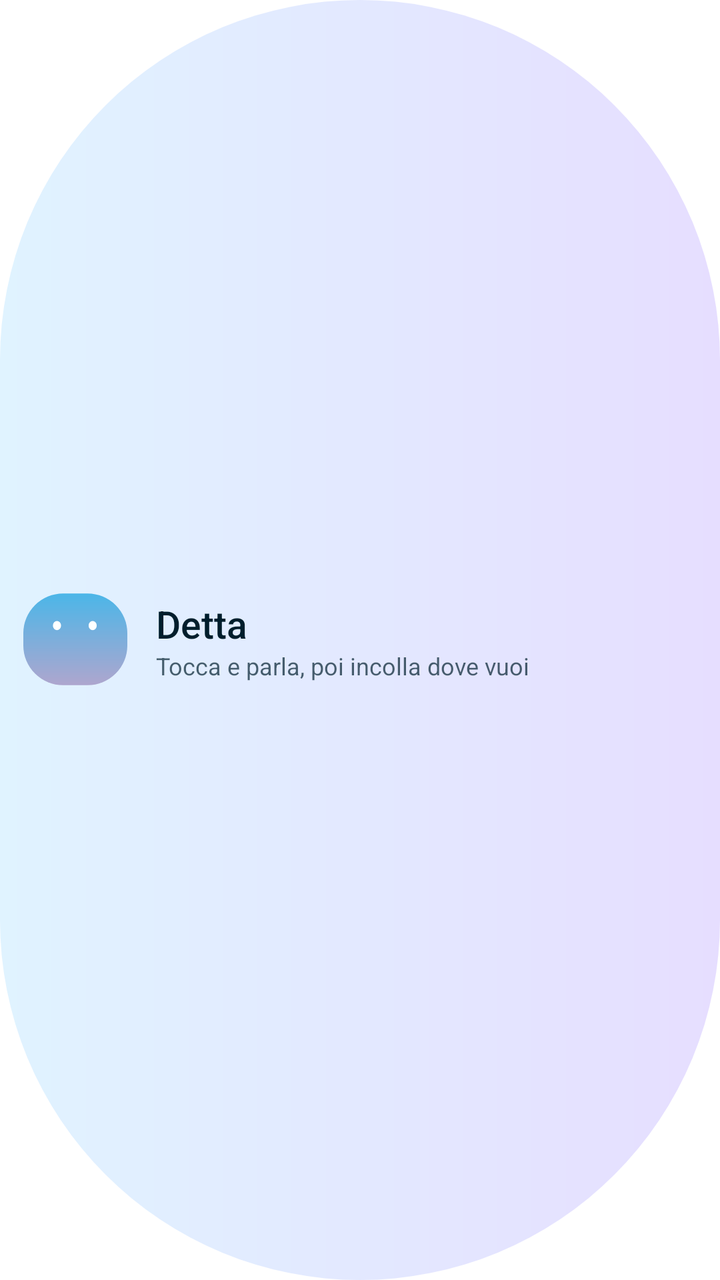
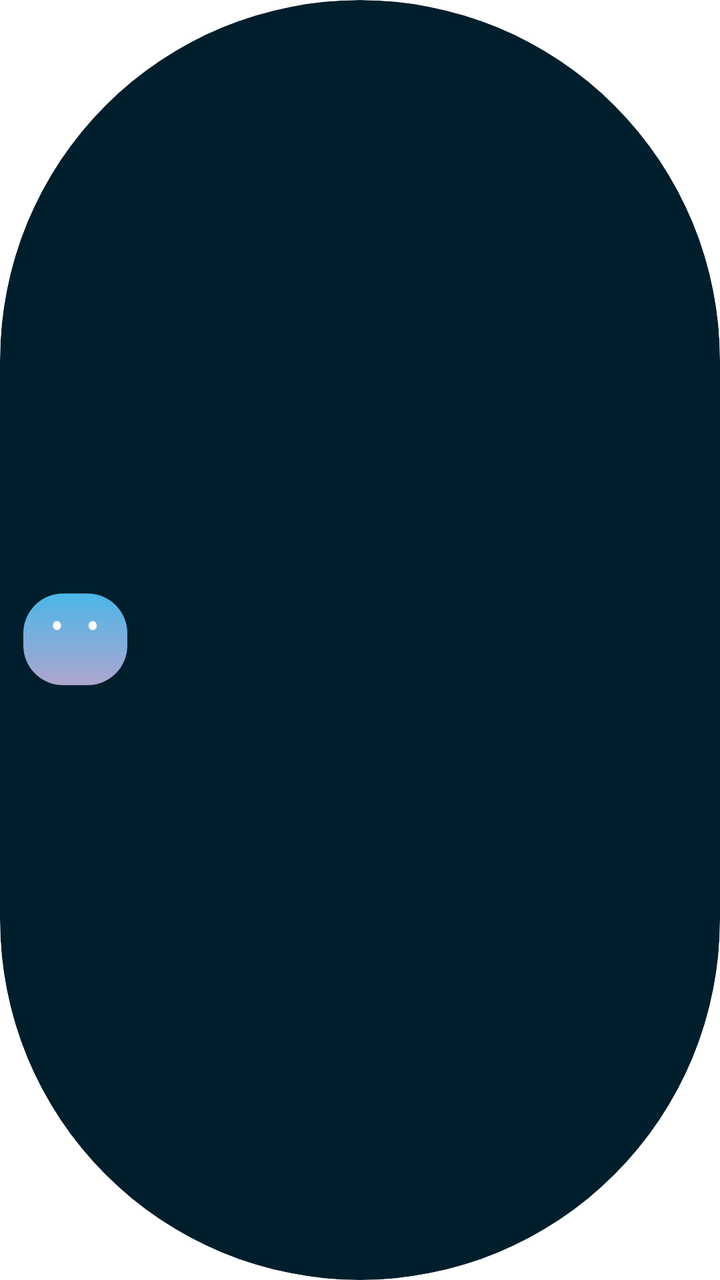

An Android layout rendered at two revisions. The XML below is the earlier revision; the diff shows what the commit changed to produce the second picture.
<!-- AndroidManifest.xml: fallback theme Theme.MaterialComponents.DayNight.NoActionBar -->
<!-- res/layout/widget_wide.xml -->
<?xml version="1.0" encoding="utf-8"?>
<LinearLayout xmlns:android="http://schemas.android.com/apk/res/android"
    android:id="@+id/widget_root"
    android:layout_width="match_parent"
    android:layout_height="match_parent"
    android:background="@drawable/widget_bg_phone"
    android:gravity="center_vertical"
    android:orientation="horizontal"
    android:paddingStart="10dp"
    android:paddingEnd="12dp"
    android:contentDescription="@string/widget_description">

    <FrameLayout
        android:id="@+id/widget_circle"
        android:layout_width="56dp"
        android:layout_height="56dp">
        
        <ViewFlipper
            android:id="@+id/widget_breath"
            android:layout_width="wrap_content"
            android:layout_height="wrap_content"
            android:layout_gravity="center"
            android:autoStart="true"
            android:flipInterval="1400"
            android:inAnimation="@android:anim/fade_in"
            android:outAnimation="@android:anim/fade_out"
            android:importantForAccessibility="no">
            <ImageView android:layout_width="52dp" android:layout_height="46dp" android:layout_gravity="center" android:src="@drawable/widget_blob" />
            <ImageView android:layout_width="55dp" android:layout_height="49dp" android:layout_gravity="center" android:src="@drawable/widget_blob" />
            <ImageView android:layout_width="52dp" android:layout_height="46dp" android:layout_gravity="center" android:src="@drawable/widget_blob" />
            <ImageView android:layout_width="50dp" android:layout_height="44dp" android:layout_gravity="center" android:src="@drawable/widget_blob" />
        </ViewFlipper>
        <ImageView
            android:id="@+id/widget_away"
            android:layout_width="52dp"
            android:layout_height="46dp"
            android:layout_gravity="center"
            android:importantForAccessibility="no"
            android:alpha="0.4"
            android:src="@drawable/widget_away"
            android:visibility="gone" />
    </FrameLayout>

    <LinearLayout
        android:id="@+id/widget_words"
        android:layout_width="0dp"
        android:layout_height="wrap_content"
        android:layout_marginStart="12dp"
        android:layout_weight="1"
        android:orientation="vertical">
        <TextView
            android:id="@+id/widget_title"
            android:layout_width="wrap_content"
            android:layout_height="wrap_content"
            android:fontFamily="sans-serif-medium"
            android:maxLines="1"
            android:text="Detta"
            android:textColor="@color/widget_phone_text"
            android:textSize="19sp" />
        <TextView
            android:id="@+id/widget_line"
            android:layout_width="wrap_content"
            android:layout_height="wrap_content"
            android:alpha="0.7"
            android:ellipsize="end"
            android:maxLines="2"
            android:text="Tocca e parla, poi incolla dove vuoi"
            android:textColor="@color/widget_phone_text"
            android:textSize="12sp" />
    </LinearLayout>

    
    <LinearLayout
        android:id="@+id/widget_open"
        android:layout_width="wrap_content"
        android:layout_height="52dp"
        android:layout_marginStart="10dp"
        android:background="@drawable/widget_open_bg"
        android:contentDescription="Apri Transcrify"
        android:gravity="center_vertical"
        android:orientation="horizontal"
        android:paddingStart="16dp"
        android:paddingEnd="14dp"
        android:visibility="gone">
        <TextView
            android:id="@+id/widget_open_text"
            android:layout_width="wrap_content"
            android:layout_height="wrap_content"
            android:fontFamily="sans-serif-medium"
            android:text="Apri"
            android:textColor="@color/widget_phone_text"
            android:textSize="15sp" />
        <ImageView
            android:id="@+id/widget_open_icon"
            android:layout_width="20dp"
            android:layout_height="20dp"
            android:layout_marginStart="8dp"
            android:importantForAccessibility="no"
            android:src="@drawable/ic_widget_open" />
    </LinearLayout>
</LinearLayout>
<!-- resources referenced by this layout -->
<resources>
  <color name="widget_phone_text">@android:color/system_accent1_900</color>
  <!-- drawable ic_widget_open (drawable) -->
  <?xml version="1.0" encoding="utf-8"?>
  <vector xmlns:android="http://schemas.android.com/apk/res/android"
      android:width="24dp"
      android:height="24dp"
      android:viewportWidth="24"
      android:viewportHeight="24">
      <path
          android:fillColor="#FFFFFFFF"
          android:pathData="M6,5h6a1,1 0,0 1,0 2H6v11h11v-6a1,1 0,0 1,2 0v6a2,2 0,0 1,-2 2H6a2,2 0,0 1,-2 -2V7a2,2 0,0 1,2 -2zM15,3h5a1,1 0,0 1,1 1v5a1,1 0,0 1,-2 0V6.41l-7.3,7.3a1,1 0,0 1,-1.41 -1.42L17.59,5H15a1,1 0,0 1,0 -2z" />
  </vector>
  <!-- drawable widget_away (drawable) -->
  <?xml version="1.0" encoding="utf-8"?>
  <layer-list xmlns:android="http://schemas.android.com/apk/res/android">
      <item>
          <shape android:shape="rectangle">
              <corners android:radius="13dp" />
              <gradient android:angle="270" android:startColor="@android:color/system_accent1_300" android:endColor="@android:color/system_accent3_300" />
              <size android:width="34dp" android:height="30dp" />
          </shape>
      </item>
      <item android:gravity="top|left" android:left="9.2dp" android:top="10.4dp" android:width="4dp" android:height="1.4dp">
          <shape android:shape="rectangle"><corners android:radius="0.7dp" /><solid android:color="#FFFFFFFF" /></shape>
      </item>
      <item android:gravity="top|left" android:left="20.8dp" android:top="10.4dp" android:width="4dp" android:height="1.4dp">
          <shape android:shape="rectangle"><corners android:radius="0.7dp" /><solid android:color="#FFFFFFFF" /></shape>
      </item>
  </layer-list>
  <!-- drawable widget_bg_phone (drawable) -->
  <?xml version="1.0" encoding="utf-8"?>
  <shape xmlns:android="http://schemas.android.com/apk/res/android" android:shape="rectangle">
      <corners android:radius="999dp" />
      <gradient android:angle="0" android:startColor="@color/widget_phone_start" android:endColor="@color/widget_phone_end" />
  </shape>
  <!-- drawable widget_blob (drawable) -->
  <?xml version="1.0" encoding="utf-8"?>
  <layer-list xmlns:android="http://schemas.android.com/apk/res/android">
      <item>
          <shape android:shape="rectangle">
              <corners android:radius="13dp" />
              <gradient android:angle="270" android:startColor="@android:color/system_accent1_300" android:endColor="@android:color/system_accent3_300" />
              <size android:width="34dp" android:height="30dp" />
          </shape>
      </item>
      <item android:gravity="top|left" android:left="9.9dp" android:top="9.2dp" android:width="2.6dp" android:height="3.1dp">
          <shape android:shape="oval"><solid android:color="#FFFFFFFF" /></shape>
      </item>
      <item android:gravity="top|left" android:left="21.5dp" android:top="9.2dp" android:width="2.6dp" android:height="3.1dp">
          <shape android:shape="oval"><solid android:color="#FFFFFFFF" /></shape>
      </item>
  </layer-list>
  <!-- drawable widget_open_bg (drawable) -->
  <?xml version="1.0" encoding="utf-8"?>
  <shape xmlns:android="http://schemas.android.com/apk/res/android" android:shape="rectangle">
      <solid android:color="#26FFFFFF" />
      <corners android:radius="26dp" />
  </shape>
  <string name="widget_description">Detta in ogni app: tocca e parla, poi incolla</string>
  <color name="widget_phone_start">@android:color/system_accent1_50</color>
  <color name="widget_phone_end">@android:color/system_accent3_100</color>
</resources>

<!-- the commit's change to res/layout/widget_wide.xml (unified diff, before → after) -->
@@ -1,101 +1,115 @@
 <?xml version="1.0" encoding="utf-8"?>
-<LinearLayout xmlns:android="http://schemas.android.com/apk/res/android"
-    android:id="@+id/widget_root"
+<FrameLayout xmlns:android="http://schemas.android.com/apk/res/android"
+    android:id="@+id/widget_frame"
     android:layout_width="match_parent"
     android:layout_height="match_parent"
     android:background="@drawable/widget_bg_phone"
-    android:gravity="center_vertical"
-    android:orientation="horizontal"
-    android:paddingStart="10dp"
-    android:paddingEnd="12dp"
-    android:contentDescription="@string/widget_description">
+    android:clipToOutline="true">
 
-    <FrameLayout
-        android:id="@+id/widget_circle"
-        android:layout_width="56dp"
-        android:layout_height="56dp">
-        
-        <ViewFlipper
-            android:id="@+id/widget_breath"
-            android:layout_width="wrap_content"
-            android:layout_height="wrap_content"
-            android:layout_gravity="center"
-            android:autoStart="true"
-            android:flipInterval="1400"
-            android:inAnimation="@android:anim/fade_in"
-            android:outAnimation="@android:anim/fade_out"
-            android:importantForAccessibility="no">
-            <ImageView android:layout_width="52dp" android:layout_height="46dp" android:layout_gravity="center" android:src="@drawable/widget_blob" />
-            <ImageView android:layout_width="55dp" android:layout_height="49dp" android:layout_gravity="center" android:src="@drawable/widget_blob" />
-            <ImageView android:layout_width="52dp" android:layout_height="46dp" android:layout_gravity="center" android:src="@drawable/widget_blob" />
-            <ImageView android:layout_width="50dp" android:layout_height="44dp" android:layout_gravity="center" android:src="@drawable/widget_blob" />
-        </ViewFlipper>
-        <ImageView
-            android:id="@+id/widget_away"
-            android:layout_width="52dp"
-            android:layout_height="46dp"
-            android:layout_gravity="center"
-            android:importantForAccessibility="no"
-            android:alpha="0.4"
-            android:src="@drawable/widget_away"
-            android:visibility="gone" />
-    </FrameLayout>
+    <ImageView
+        android:id="@+id/widget_bg"
+        android:layout_width="match_parent"
+        android:layout_height="match_parent"
+        android:importantForAccessibility="no"
+        android:scaleType="fitXY" />
 
     <LinearLayout
-        android:id="@+id/widget_words"
-        android:layout_width="0dp"
-        android:layout_height="wrap_content"
-        android:layout_marginStart="12dp"
-        android:layout_weight="1"
-        android:orientation="vertical">
-        <TextView
-            android:id="@+id/widget_title"
-            android:layout_width="wrap_content"
-            android:layout_height="wrap_content"
-            android:fontFamily="sans-serif-medium"
-            android:maxLines="1"
-            android:text="Detta"
-            android:textColor="@color/widget_phone_text"
-            android:textSize="19sp" />
-        <TextView
-            android:id="@+id/widget_line"
-            android:layout_width="wrap_content"
-            android:layout_height="wrap_content"
-            android:alpha="0.7"
-            android:ellipsize="end"
-            android:maxLines="2"
-            android:text="Tocca e parla, poi incolla dove vuoi"
-            android:textColor="@color/widget_phone_text"
-            android:textSize="12sp" />
-    </LinearLayout>
-
-    
-    <LinearLayout
-        android:id="@+id/widget_open"
-        android:layout_width="wrap_content"
-        android:layout_height="52dp"
-        android:layout_marginStart="10dp"
-        android:background="@drawable/widget_open_bg"
-        android:contentDescription="Apri Transcrify"
+        android:id="@+id/widget_root"
+        android:layout_width="match_parent"
+        android:layout_height="match_parent"
         android:gravity="center_vertical"
         android:orientation="horizontal"
-        android:paddingStart="16dp"
-        android:paddingEnd="14dp"
-        android:visibility="gone">
-        <TextView
-            android:id="@+id/widget_open_text"
+        android:paddingStart="10dp"
+        android:paddingEnd="12dp"
+        android:contentDescription="@string/widget_description">
+
+        <FrameLayout
+            android:id="@+id/widget_circle"
+            android:layout_width="56dp"
+            android:layout_height="56dp">
+            
+            <ViewFlipper
+                android:id="@+id/widget_breath"
+                android:layout_width="wrap_content"
+                android:layout_height="wrap_content"
+                android:layout_gravity="center"
+                android:autoStart="true"
+                android:flipInterval="1400"
+                android:inAnimation="@android:anim/fade_in"
+                android:outAnimation="@android:anim/fade_out"
+                android:importantForAccessibility="no">
+                <ImageView android:id="@+id/widget_blob_1" android:layout_width="52dp" android:layout_height="46dp" android:layout_gravity="center" android:src="@drawable/widget_blob" />
+                <ImageView android:id="@+id/widget_blob_2" android:layout_width="55dp" android:layout_height="49dp" android:layout_gravity="center" android:src="@drawable/widget_blob" />
+                <ImageView android:id="@+id/widget_blob_3" android:layout_width="52dp" android:layout_height="46dp" android:layout_gravity="center" android:src="@drawable/widget_blob" />
+                <ImageView android:id="@+id/widget_blob_4" android:layout_width="50dp" android:layout_height="44dp" android:layout_gravity="center" android:src="@drawable/widget_blob" />
+            </ViewFlipper>
+            <ImageView
+                android:id="@+id/widget_away"
+                android:layout_width="52dp"
+                android:layout_height="46dp"
+                android:layout_gravity="center"
+                android:importantForAccessibility="no"
+                android:alpha="0.4"
+                android:src="@drawable/widget_away"
+                android:visibility="gone" />
+        </FrameLayout>
+
+        <LinearLayout
+            android:id="@+id/widget_words"
+            android:layout_width="0dp"
+            android:layout_height="wrap_content"
+            android:layout_marginStart="12dp"
+            android:layout_weight="1"
+            android:orientation="vertical">
+            <TextView
+                android:id="@+id/widget_title"
+                android:layout_width="wrap_content"
+                android:layout_height="wrap_content"
+                android:fontFamily="sans-serif-medium"
+                android:maxLines="1"
+                android:text="Detta"
+                android:textColor="@color/widget_phone_text"
+                android:textSize="19sp" />
+            <TextView
+                android:id="@+id/widget_line"
+                android:layout_width="wrap_content"
+                android:layout_height="wrap_content"
+                android:alpha="0.7"
+                android:ellipsize="end"
+                android:maxLines="2"
+                android:text="Tocca e parla, poi incolla dove vuoi"
+                android:textColor="@color/widget_phone_text"
+                android:textSize="12sp" />
+        </LinearLayout>
+
+        
+        <LinearLayout
+            android:id="@+id/widget_open"
             android:layout_width="wrap_content"
-            android:layout_height="wrap_content"
-            android:fontFamily="sans-serif-medium"
-            android:text="Apri"
-            android:textColor="@color/widget_phone_text"
-            android:textSize="15sp" />
-        <ImageView
-            android:id="@+id/widget_open_icon"
-            android:layout_width="20dp"
-            android:layout_height="20dp"
-            android:layout_marginStart="8dp"
-            android:importantForAccessibility="no"
-            android:src="@drawable/ic_widget_open" />
+            android:layout_height="52dp"
+            android:layout_marginStart="10dp"
+            android:background="@drawable/widget_open_bg"
+            android:contentDescription="Apri Transcrify"
+            android:gravity="center_vertical"
+            android:orientation="horizontal"
+            android:paddingStart="16dp"
+            android:paddingEnd="14dp"
+            android:visibility="gone">
+            <TextView
+                android:id="@+id/widget_open_text"
+                android:layout_width="wrap_content"
+                android:layout_height="wrap_content"
+                android:fontFamily="sans-serif-medium"
+                android:text="Apri"
+                android:textColor="@color/widget_phone_text"
+                android:textSize="15sp" />
+            <ImageView
+                android:id="@+id/widget_open_icon"
+                android:layout_width="20dp"
+                android:layout_height="20dp"
+                android:layout_marginStart="8dp"
+                android:importantForAccessibility="no"
+                android:src="@drawable/ic_widget_open" />
+        </LinearLayout>
     </LinearLayout>
-</LinearLayout>
+</FrameLayout>
<!-- resource entries referenced after the edit -->
@@ -33,7 +33,7 @@
   <?xml version="1.0" encoding="utf-8"?>
   <shape xmlns:android="http://schemas.android.com/apk/res/android" android:shape="rectangle">
       <corners android:radius="999dp" />
-      <gradient android:angle="0" android:startColor="@color/widget_phone_start" android:endColor="@color/widget_phone_end" />
+      <solid android:color="@color/widget_phone_text" />
   </shape>
   <!-- drawable widget_blob (drawable) -->
   <?xml version="1.0" encoding="utf-8"?>
@@ -59,7 +59,5 @@
       <corners android:radius="26dp" />
   </shape>
   <string name="widget_description">Detta in ogni app: tocca e parla, poi incolla</string>
-  <color name="widget_phone_start">@android:color/system_accent1_50</color>
-  <color name="widget_phone_end">@android:color/system_accent3_100</color>
 </resources>
 
